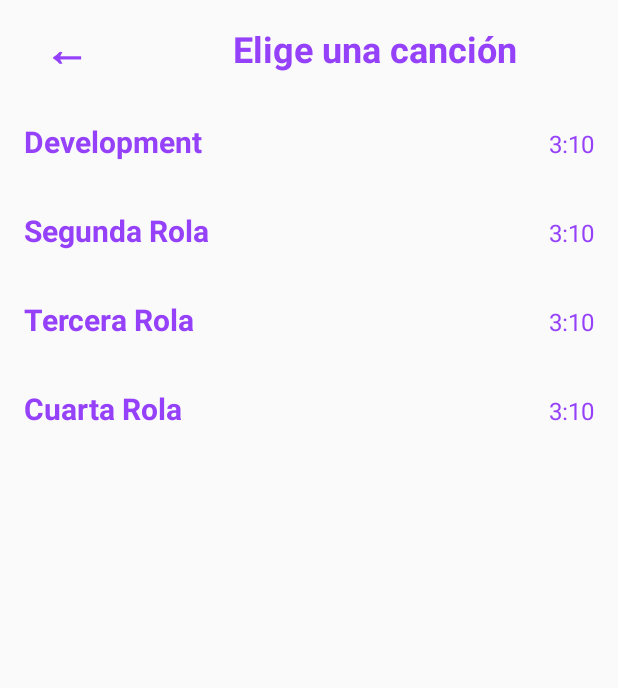
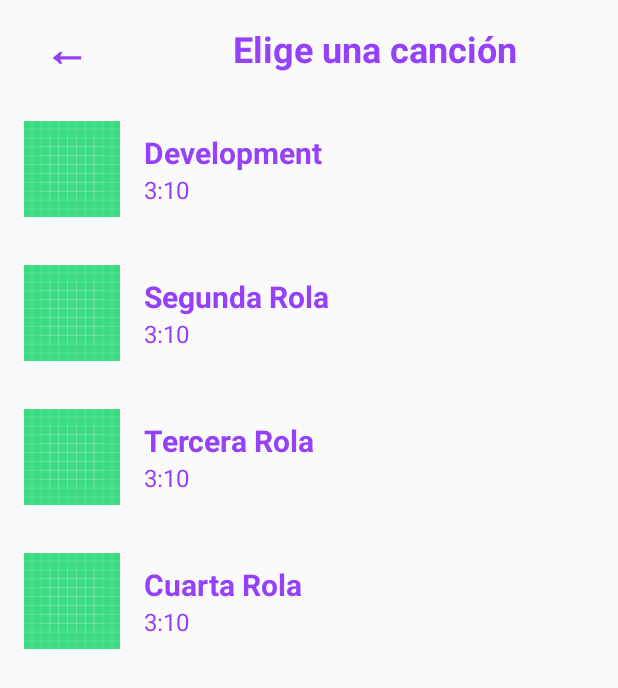
Before and after one commit to SergioEderCervantes/Reproductor-Examen-2, an Android app built with Jetpack Compose: the SelectorActivity screen opened directly, with no data from a screen before it, on a phone screen of 412 x 824 dp. Shown: the top 688 px of the screen. Run offline under Robolectric (Android 15) with nearby library versions, the phone set to English and light mode, and no system bars.

Commit message:
Imagen añadida, defaul por el momento[

```diff
--- a/app/src/main/java/com/example/examenreproductor/ReproductorActivity.kt
+++ b/app/src/main/java/com/example/examenreproductor/ReproductorActivity.kt
@@ -14,7 +14,9 @@ class ReproductorActivity : AppCompatActivity() {
         setContentView(b.root)
 
         val songName = intent.getStringExtra("SONG_NAME")
+        val songImageResId = intent.getIntExtra("SONG_IMAGE_RES_ID", R.drawable.ic_launcher_background)
         b.songNameTextview.text = songName
+        b.songImageView.setImageResource(songImageResId)
 
         musicPlayer = MusicPlayer(this)
         musicPlayer.initializePlayer(songName!!.toLowerCase().replace(" ", "_"))
--- a/app/src/main/java/com/example/examenreproductor/SelectorActivity.kt
+++ b/app/src/main/java/com/example/examenreproductor/SelectorActivity.kt
@@ -2,7 +2,6 @@ package com.example.examenreproductor
 
 import android.content.Intent
 import android.os.Bundle
-import android.widget.Toast
 import androidx.appcompat.app.AppCompatActivity
 import androidx.recyclerview.widget.LinearLayoutManager
 import com.example.examenreproductor.databinding.ActivitySelectorBinding
@@ -19,12 +18,13 @@ class SelectorActivity : AppCompatActivity() {
         val songDurations = resources.getStringArray(R.array.duracion_canciones)
 
         val songs = songNames.zip(songDurations).map { (name, duration) ->
-            Song(name, duration)
+            Song(name, duration, R.drawable.ic_launcher_background) // Placeholder image
         }
 
         val adapter = SongAdapter(songs) { song ->
             val intent = Intent(this, ReproductorActivity::class.java)
             intent.putExtra("SONG_NAME", song.name)
+            intent.putExtra("SONG_IMAGE_RES_ID", song.imageResId)
             startActivity(intent)
         }
 
--- a/app/src/main/java/com/example/examenreproductor/Song.kt
+++ b/app/src/main/java/com/example/examenreproductor/Song.kt
@@ -1,3 +1,3 @@
 package com.example.examenreproductor
 
-data class Song(val name: String, val duration: String)
+data class Song(val name: String, val duration: String, val imageResId: Int)
--- a/app/src/main/java/com/example/examenreproductor/SongAdapter.kt
+++ b/app/src/main/java/com/example/examenreproductor/SongAdapter.kt
@@ -3,6 +3,7 @@ package com.example.examenreproductor
 import android.view.LayoutInflater
 import android.view.View
 import android.view.ViewGroup
+import android.widget.ImageView
 import android.widget.TextView
 import androidx.recyclerview.widget.RecyclerView
 
@@ -27,10 +28,12 @@ class SongAdapter(private val songs: List<Song>, private val onItemClick: (Song)
     class SongViewHolder(itemView: View) : RecyclerView.ViewHolder(itemView) {
         private val songName: TextView = itemView.findViewById(R.id.song_name)
         private val songDuration: TextView = itemView.findViewById(R.id.song_duration)
+        private val songImage: ImageView = itemView.findViewById(R.id.song_image)
 
         fun bind(song: Song) {
             songName.text = song.name
             songDuration.text = song.duration
+            songImage.setImageResource(song.imageResId)
         }
     }
 }
--- a/app/src/main/res/layout/list_item_song.xml
+++ b/app/src/main/res/layout/list_item_song.xml
@@ -4,13 +4,26 @@
     android:layout_height="wrap_content"
     android:orientation="horizontal"
     android:padding="16dp"
-    android:background="@drawable/list_item_selector">
+    android:background="@drawable/list_item_selector"
+    android:gravity="center_vertical">
+
+    <ImageView
+        android:id="@+id/song_image"
+        android:layout_width="64dp"
+        android:layout_height="64dp"
+        android:layout_marginEnd="16dp"
+        android:src="@drawable/ic_launcher_background"/>
+
+    <LinearLayout
+        android:layout_width="0dp"
+        android:layout_height="wrap_content"
+        android:layout_weight="1"
+        android:orientation="vertical">
 
         <TextView
             android:id="@+id/song_name"
-        android:layout_width="0dp"
+            android:layout_width="wrap_content"
             android:layout_height="wrap_content"
-        android:layout_weight="1"
             android:textSize="20sp"
             android:textStyle="bold"
             android:textColor="@color/list_item_text_color_selector"/>
@@ -21,5 +34,6 @@
             android:layout_height="wrap_content"
             android:textSize="16sp"
             android:textColor="@color/list_item_text_color_selector"/>
+    </LinearLayout>
 
 </LinearLayout>
```
Also changed, not shown: app/src/main/res/layout/activity_reproductor.xml (+9 -1 lines). Lines whose indentation alone changed are shown as unchanged.
